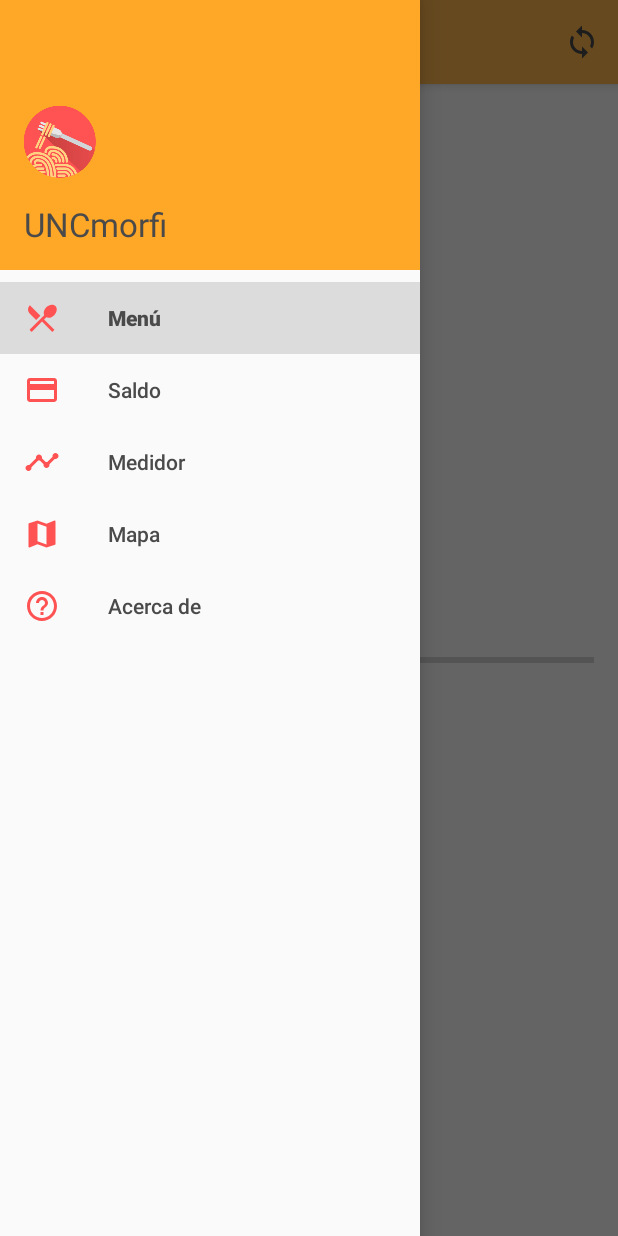
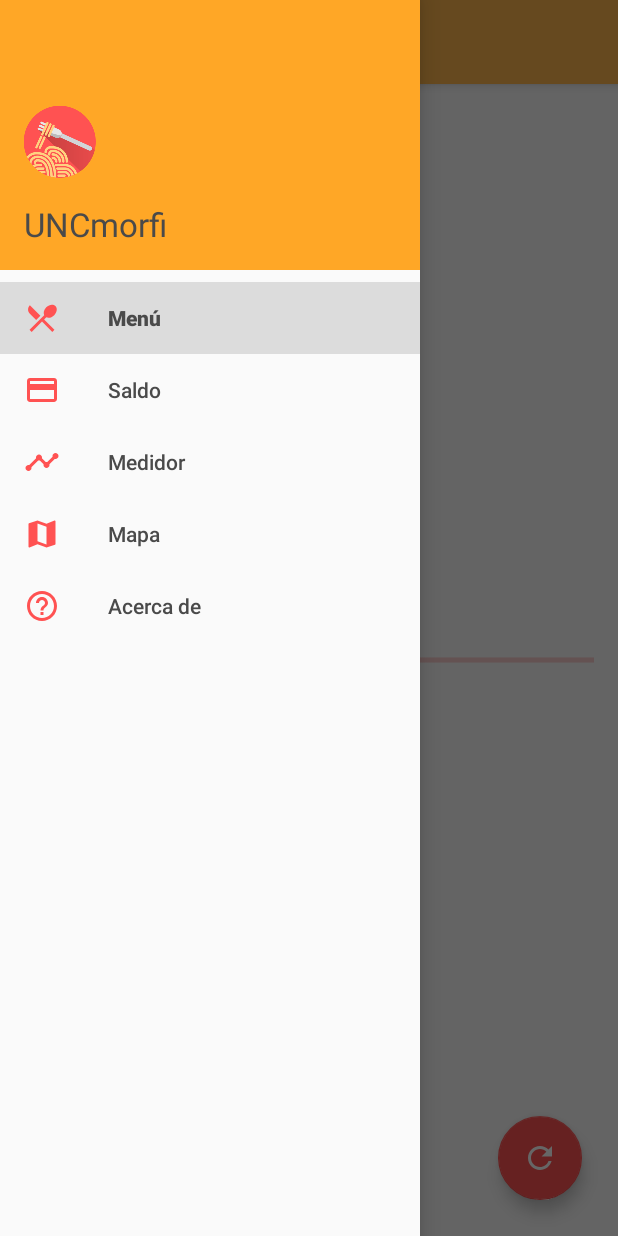
Before and after one commit to AIDEA775/UNCmorfi, an Android app: the fragment CounterFragment placed in its activity, with the side drawer open, on a phone screen of 412 x 824 dp. Run offline under Robolectric (Android 15) with nearby library versions, the phone set to English and light mode, and no system bars.

Commit message:
Added FAB to refresh in counter, removed unnecessary files

```diff
--- a/app/src/main/java/com/uncmorfi/counter/CounterFragment.java
+++ b/app/src/main/java/com/uncmorfi/counter/CounterFragment.java
@@ -1,18 +1,14 @@
 package com.uncmorfi.counter;
 
-import android.content.Context;
-import android.os.AsyncTask;
+import android.os.Build;
 import android.os.Bundle;
+import android.support.design.widget.FloatingActionButton;
 import android.support.v4.app.Fragment;
 import android.view.LayoutInflater;
-import android.view.Menu;
-import android.view.MenuInflater;
-import android.view.MenuItem;
 import android.view.View;
 import android.view.ViewGroup;
-import android.view.animation.Animation;
 import android.view.animation.AnimationUtils;
-import android.widget.ImageView;
+import android.view.animation.Interpolator;
 import android.widget.ProgressBar;
 import android.widget.TextView;
 import android.widget.Toast;
@@ -24,65 +20,40 @@ import java.util.Locale;
 
 
 public class CounterFragment extends Fragment implements RefreshCounterTask.RefreshCounterListener {
-    // Toolbar
-    MenuItem refreshItem;
-
-    // UI
-    private TextView resume;
-    private ProgressBar bar;
-    private TextView percent;
-
-    // Tarea asincrona
-    private AsyncTask thread;
-
-    @Override
-    public void onCreate(Bundle savedInstanceState){
-        super.onCreate(savedInstanceState);
-        setHasOptionsMenu(true);
-        // TODO cambiar la animacion por un progressBar
-        // TODO crear un fab para actualizar
-    }
+    private TextView mResumeView;
+    private ProgressBar mProgressBar;
+    private TextView mPercentView;
+    private FloatingActionButton mRefreshFab;
 
     @Override
     public View onCreateView(LayoutInflater inflater, ViewGroup container,
                              Bundle savedInstanceState) {
         View view = inflater.inflate(R.layout.fragment_counter, container, false);
 
-        resume = (TextView) view.findViewById(R.id.counter_resume);
-        bar = (ProgressBar) view.findViewById(R.id.counter_bar);
-        percent = (TextView) view.findViewById(R.id.counter_percent);
+        mResumeView = (TextView) view.findViewById(R.id.counter_resume);
+        mProgressBar = (ProgressBar) view.findViewById(R.id.counter_bar);
+        mPercentView = (TextView) view.findViewById(R.id.counter_percent);
+
+        mRefreshFab = (FloatingActionButton) view.findViewById(R.id.counter_fab);
+        mRefreshFab.setScaleX(0);
+        mRefreshFab.setScaleY(0);
+        mRefreshFab.setOnClickListener(new View.OnClickListener() {
+            @Override
+            public void onClick(View view) {
+                refreshCounter();
+            }
+        });
+
+        refreshCounter();
+
         return view;
-    }
-
-    @Override
-    public void onCreateOptionsMenu(Menu menu, MenuInflater inflater) {
-        inflater.inflate(R.menu.counter, menu);
-        refreshItem = menu.findItem(R.id.action_sync_counter);
-    }
-
-    @Override
-    public boolean onOptionsItemSelected(MenuItem item) {
-        if (item.getItemId() == R.id.action_sync_counter) {
-            refreshCounter();
-            return true;
-        }
-        return super.onOptionsItemSelected(item);
-    }
-
-    @Override
-    public void onStop() {
-        super.onStop();
-        if (thread != null) {
-            thread.cancel(true);
-        }
-        animationStop();
     }
 
     private void refreshCounter() {
         if (ConnectionHelper.isOnline(getContext())) {
-            bar.setMax(1500);
-            bar.setProgress(0);
-            this.thread = new RefreshCounterTask(this).execute();
+            mProgressBar.setIndeterminate(true);
+            hideRefreshButton();
+            new RefreshCounterTask(this).execute();
         } else {
             Toast.makeText(getContext(),
                     getContext().getString(R.string.no_connection),
@@ -90,53 +61,56 @@ public class CounterFragment extends Fragment implements RefreshCounterTask.Refr
         }
     }
 
-    @Override
-    public void onRefreshCounter(int code, int progress) {
-        switch (code) {
-            case ConnectionHelper.CONNECTION_ERROR:
-                Toast.makeText(getContext(),
-                        getContext().getString(R.string.connection_error), Toast.LENGTH_SHORT)
-                        .show();
-                break;
-            case ConnectionHelper.ERROR:
-                break;
-            case ConnectionHelper.SUCCESS:
-                animationStop();
-                bar.setProgress(progress);
-                resume.setText(String.format(Locale.US, "%d raciones de %d", progress, 1500));
-                percent.setText(String.format(Locale.US, "%d%%", (progress*100)/1500));
+    private void showRefreshButton() {
+        if (Build.VERSION.SDK_INT >= Build.VERSION_CODES.LOLLIPOP) {
+            final Interpolator interpolator = AnimationUtils.loadInterpolator(getContext(),
+                    android.R.interpolator.fast_out_slow_in);
 
-                Toast.makeText(getContext(),
-                        getContext().getString(R.string.refresh_success), Toast.LENGTH_SHORT)
-                        .show();
-                break;
-            case RefreshCounterTask.RefreshCounterListener.ANIM_START:
-                animationStart();
-                break;
-            case RefreshCounterTask.RefreshCounterListener.ANIM_STOP:
-                animationStop();
-                break;
-            default:
-                break;
+            mRefreshFab.animate()
+                    .scaleX(1)
+                    .scaleY(1)
+                    .setInterpolator(interpolator)
+                    .setDuration(600);
         }
     }
 
-    private void animationStart() {
-        LayoutInflater inflater = (LayoutInflater)
-                getContext().getSystemService(Context.LAYOUT_INFLATER_SERVICE);
-        ImageView iv = (ImageView) inflater.inflate(R.layout.icon_refresh, null);
+    private void hideRefreshButton() {
+        if (Build.VERSION.SDK_INT >= Build.VERSION_CODES.LOLLIPOP) {
+            final Interpolator interpolator = AnimationUtils.loadInterpolator(getContext(),
+                    android.R.interpolator.fast_out_slow_in);
 
-        Animation rotation = AnimationUtils.loadAnimation(getContext(), R.anim.rotate);
-        rotation.setRepeatCount(Animation.INFINITE);
-        iv.startAnimation(rotation);
-
-        refreshItem.setActionView(iv);
+            mRefreshFab.animate()
+                    .scaleX(0)
+                    .scaleY(0)
+                    .setInterpolator(interpolator)
+                    .setDuration(300);
+        }
     }
 
-    private void animationStop() {
-        if (refreshItem.getActionView() != null) {
-            refreshItem.getActionView().clearAnimation();
-            refreshItem.setActionView(null);
+    @Override
+    public void onRefreshCounterSuccess(int percent) {
+        if (isAdded()) {
+            mProgressBar.setIndeterminate(false);
+            mProgressBar.setProgress(percent);
+            mResumeView.setText(String.format(Locale.US, "%d raciones de %d", percent, 1500));
+            mPercentView.setText(String.format(Locale.US, "%d%%", (percent*100)/1500));
+
+            showRefreshButton();
+
+            Toast.makeText(getContext(),
+                    getContext().getString(R.string.refresh_success), Toast.LENGTH_SHORT)
+                    .show();
+        }
+    }
+
+    @Override
+    public void onRefreshCounterFail() {
+        if (isAdded()) {
+            showRefreshButton();
+
+            Toast.makeText(getContext(),
+                    getContext().getString(R.string.connection_error), Toast.LENGTH_SHORT)
+                    .show();
         }
     }
 }
--- a/app/src/main/java/com/uncmorfi/counter/RefreshCounterTask.java
+++ b/app/src/main/java/com/uncmorfi/counter/RefreshCounterTask.java
@@ -1,8 +1,6 @@
 package com.uncmorfi.counter;
 
 import android.os.AsyncTask;
-
-import com.uncmorfi.helpers.ConnectionHelper;
 
 import java.io.BufferedReader;
 import java.io.IOException;
@@ -12,57 +10,23 @@ import java.net.HttpURLConnection;
 import java.net.URL;
 
 
-class RefreshCounterTask extends AsyncTask<Void, Integer, Void> {
-    private RefreshCounterListener listener;
+class RefreshCounterTask extends AsyncTask<Void, Void, Integer> {
+    private RefreshCounterListener mListener;
     private static final String URL =
             "http://comedor.unc.edu.ar/comedor/1.0/gv-ds.php?accion=1&sede=0475&tqx=reqId:0";
 
     interface RefreshCounterListener {
-        int ANIM_START = 1;
-        int ANIM_STOP = 2;
-        void onRefreshCounter(int code, int progress);
+        void onRefreshCounterSuccess(int percent);
+        void onRefreshCounterFail();
     }
 
     RefreshCounterTask(RefreshCounterListener listener) {
-        this.listener = listener;
+        mListener = listener;
     }
 
     @Override
-    protected Void doInBackground(Void... params) {
+    protected Integer doInBackground(Void... params) {
         try {
-            while (!isCancelled()) {
-                publishProgress(RefreshCounterListener.ANIM_START, 0);
-
-                int progress = update();
-                publishProgress(ConnectionHelper.SUCCESS, progress);
-
-                Thread.sleep(10000);
-            }
-        } catch (IOException | InterruptedException e) {
-            e.printStackTrace();
-            publishProgress(ConnectionHelper.ERROR, 0);
-        }
-        return null;
-    }
-
-    @Override
-    protected void onProgressUpdate(Integer... values) {
-        listener.onRefreshCounter(values[0], values[1]);
-    }
-
-    @Override
-    protected void onCancelled() {
-        super.onCancelled();
-        listener.onRefreshCounter(RefreshCounterListener.ANIM_STOP, 0);
-    }
-
-    @Override
-    protected void onPostExecute(Void aVoid) {
-        super.onPostExecute(aVoid);
-        listener.onRefreshCounter(RefreshCounterListener.ANIM_STOP, 0);
-    }
-
-    private Integer update() throws IOException {
             InputStream is = null;
 
             try {
@@ -119,6 +83,16 @@ class RefreshCounterTask extends AsyncTask<Void, Integer, Void> {
                     }
                 }
             }
+        } catch (IOException e) {
+            e.printStackTrace();
+            return null;
+        }
     }
 
+    @Override
+    protected void onPostExecute(Integer percent) {
+        super.onPostExecute(percent);
+        if (percent == null) mListener.onRefreshCounterFail();
+        else mListener.onRefreshCounterSuccess(percent);
     }
+}
--- a/app/src/main/res/drawable/ic_refresh.xml
+++ b/app/src/main/res/drawable/ic_refresh.xml
@@ -4,6 +4,6 @@
         android:viewportWidth="24.0"
         android:viewportHeight="24.0">
     <path
-        android:fillColor="#4A4A4A"
+        android:fillColor="#FFFFFFFF"
         android:pathData="M17.65,6.35C16.2,4.9 14.21,4 12,4c-4.42,0 -7.99,3.58 -7.99,8s3.57,8 7.99,8c3.73,0 6.84,-2.55 7.73,-6h-2.08c-0.82,2.33 -3.04,4 -5.65,4 -3.31,0 -6,-2.69 -6,-6s2.69,-6 6,-6c1.66,0 3.14,0.69 4.22,1.78L13,11h7V4l-2.35,2.35z"/>
 </vector>
--- a/app/src/main/res/drawable/ic_sync.xml
+++ /dev/null
@@ -1,9 +0,0 @@
-<vector xmlns:android="http://schemas.android.com/apk/res/android"
-        android:width="24dp"
-        android:height="24dp"
-        android:viewportWidth="24.0"
-        android:viewportHeight="24.0">
-    <path
-        android:fillColor="#4A4A4A"
-        android:pathData="M12,4L12,1L8,5l4,4L12,6c3.31,0 6,2.69 6,6 0,1.01 -0.25,1.97 -0.7,2.8l1.46,1.46C19.54,15.03 20,13.57 20,12c0,-4.42 -3.58,-8 -8,-8zM12,18c-3.31,0 -6,-2.69 -6,-6 0,-1.01 0.25,-1.97 0.7,-2.8L5.24,7.74C4.46,8.97 4,10.43 4,12c0,4.42 3.58,8 8,8v3l4,-4 -4,-4v3z"/>
-</vector>
--- a/app/src/main/res/layout/fragment_counter.xml
+++ b/app/src/main/res/layout/fragment_counter.xml
@@ -1,7 +1,7 @@
 <?xml version="1.0" encoding="utf-8"?>
-<RelativeLayout
-    xmlns:android="http://schemas.android.com/apk/res/android"
+<RelativeLayout xmlns:android="http://schemas.android.com/apk/res/android"
     xmlns:tools="http://schemas.android.com/tools"
+    xmlns:app="http://schemas.android.com/apk/res-auto"
     android:layout_width="match_parent"
     android:layout_height="match_parent"
     tools:context=".menu.MenuFragment">
@@ -41,4 +41,16 @@
         android:layout_below="@+id/counter_bar"
         android:layout_centerHorizontal="true" />
 
+    <android.support.design.widget.FloatingActionButton
+        android:id="@+id/counter_fab"
+        android:layout_width="wrap_content"
+        android:layout_height="wrap_content"
+        android:layout_gravity="bottom|end"
+        android:src="@drawable/ic_refresh"
+        app:fabSize="normal"
+        android:layout_margin="24dp"
+        android:layout_alignParentBottom="true"
+        android:layout_alignParentRight="true"
+        android:layout_alignParentEnd="true" />
+
 </RelativeLayout>
--- a/app/src/main/res/menu/counter.xml
+++ /dev/null
@@ -1,10 +0,0 @@
-<?xml version="1.0" encoding="utf-8"?>
-<menu xmlns:android="http://schemas.android.com/apk/res/android"
-    xmlns:app="http://schemas.android.com/apk/res-auto">
-    <item
-        android:id="@+id/action_sync_counter"
-        android:icon="@drawable/ic_sync"
-        android:orderInCategory="3"
-        android:title="@string/bar_info_sync_counter"
-        app:showAsAction="ifRoom" />
-</menu>
--- a/app/src/main/res/menu/menu.xml
+++ b/app/src/main/res/menu/menu.xml
@@ -3,7 +3,6 @@
     xmlns:app="http://schemas.android.com/apk/res-auto">
     <item
         android:id="@+id/action_sync_menu"
-        android:icon="@drawable/ic_sync"
         android:title="@string/bar_info_sync_menu"
         app:showAsAction="never" />
 </menu>
```
Also changed, not shown: app/src/main/res/anim/rotate.xml (deleted, +0 -7 lines), app/src/main/res/layout/icon_refresh.xml (deleted, +0 -9 lines). Lines whose indentation alone changed are shown as unchanged.
